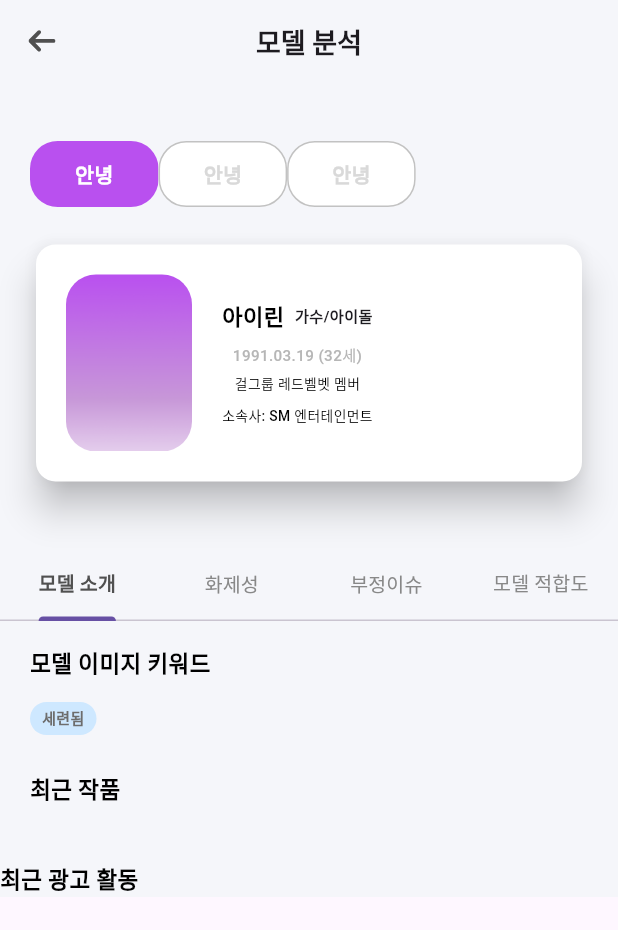
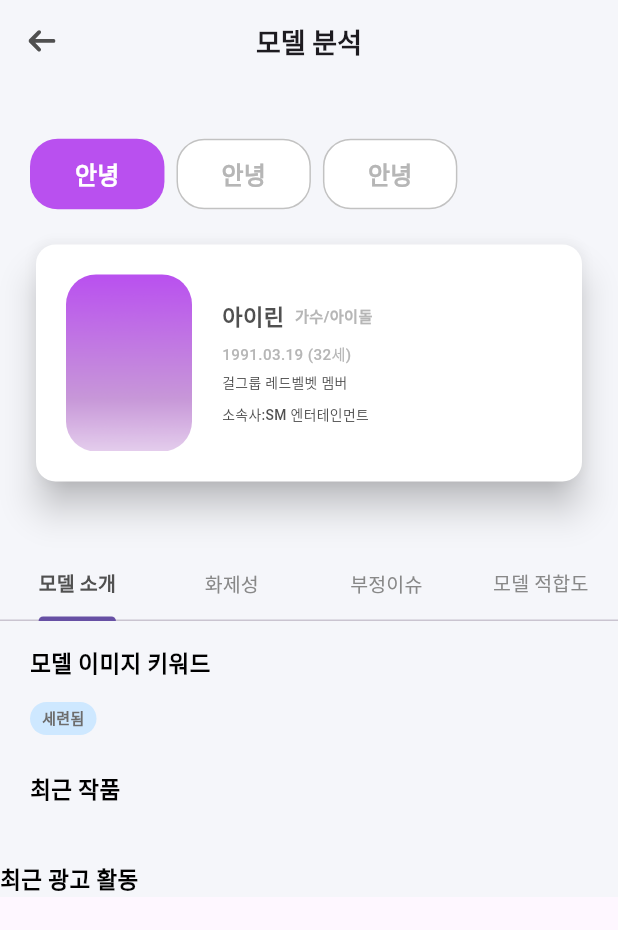
Before and after one commit to soulive-A/Android, a Flutter app: the ModelResultScreen screen opened directly, on a phone screen of 412 x 824 dp. Shown: the top 930 px of the screen. Run offline on Flutter 3.47's test engine with Material 3 defaults, Android fonts, the phone set to English and light mode, and no system bars; our stand-ins replace flutter_dotenv, flutter_svg, go_router; Roboto replaces fonts that are missing (pretendard).

Commit message:
[Fix] 모델분석 메인카드 수정 #2

```diff
--- a/lib/screens/model_result/ModelResult.dart
+++ b/lib/screens/model_result/ModelResult.dart
@@ -52,7 +52,9 @@ class _ModelResultScreen extends State<ModelResultScreen>{
                       return Row(
                         children: [
                           for(var i =0; i<3; i++)
-                            TextButton(
+                            Padding(
+                                padding: EdgeInsets.only(right: 8),
+                                child: TextButton(
                                   onPressed: (){
                                     viewModel.selectTab(i);
                                     //api 호출하여 데이터 업데이트하는 로직 추가
@@ -71,15 +73,12 @@ class _ModelResultScreen extends State<ModelResultScreen>{
                                     padding: EdgeInsets.symmetric(vertical: 4, horizontal: 18),
                                     child: Text(
                                         '안녕',
-                                  style: TextStyle(
-                                    fontSize: 13.86,
-                                    fontWeight: FontWeight.w600,
-                                    fontFamily: 'pretendard',
-                                    color: viewModel.selectedTab == i ? Colors.white : AppColors.g5
+                                        style: FontStyles.Headline1.copyWith(color: viewModel.selectedTab == i ? Colors.white : AppColors.g4)
+                                      //FontStyles.Headline1
                                     ),
                                   ),
                                 ),
-                            ),
+                            )
                         ],
                       );
                     },
@@ -140,8 +139,8 @@ Widget _tabBarView(){
 
 Widget MainCard(){
   return Card(
+    color: AppColors.s3,
     elevation: 10.0,
-    color: Colors.white,
     shape: RoundedRectangleBorder(
       borderRadius: BorderRadius.circular(13),
     ),
@@ -163,6 +162,7 @@ Widget MainCard(){
         ),
         SizedBox(width: 20,),
         Column(
+          crossAxisAlignment: CrossAxisAlignment.start,
           children: [
             Row(
               children: [
@@ -171,7 +171,7 @@ Widget MainCard(){
                       fontFamily: 'pretendard',
                       fontWeight: FontWeight.w600,
                       fontSize: 14.77,
-                      color: Colors.black
+                      color: AppColors.g1
                   ),
                 ),
                 SizedBox(width: 7,),
@@ -180,11 +180,12 @@ Widget MainCard(){
                     fontSize: 10.15,
                     fontFamily: 'pretendard',
                     fontWeight: FontWeight.w600,
+                      color: AppColors.g4
                   ),
                 )
               ],
             ),
-            SizedBox(height: 8),
+            SizedBox(height: 7),
             Text(
               '1991.03.19 (32세)',
               style: TextStyle(
@@ -198,7 +199,7 @@ Widget MainCard(){
             Text(
               '걸그룹 레드벨벳 멤버',
               style: TextStyle(
-                  color: AppColors.black,
+                  color: AppColors.g1,
                   fontWeight: FontWeight.w500,
                 fontFamily: 'pretendard',
                 fontSize: 9.23,
@@ -206,13 +207,16 @@ Widget MainCard(){
             ),
             SizedBox(height: 7),
             Text(
-              '소속사: SM 엔터테인먼트',
+              '소속사:SM 엔터테인먼트',
               style: TextStyle(
-                color: AppColors.black,
+                color: AppColors.g1,
                 fontWeight: FontWeight.w500,
                 fontFamily: 'pretendard',
                 fontSize: 9.23,
               ),
+            ),
+            Row(
+              //ai추천 추가하기 백에서 오는 데이터 형식 보고
             )
           ],
         )
```
Lines whose indentation alone changed are shown as unchanged.
